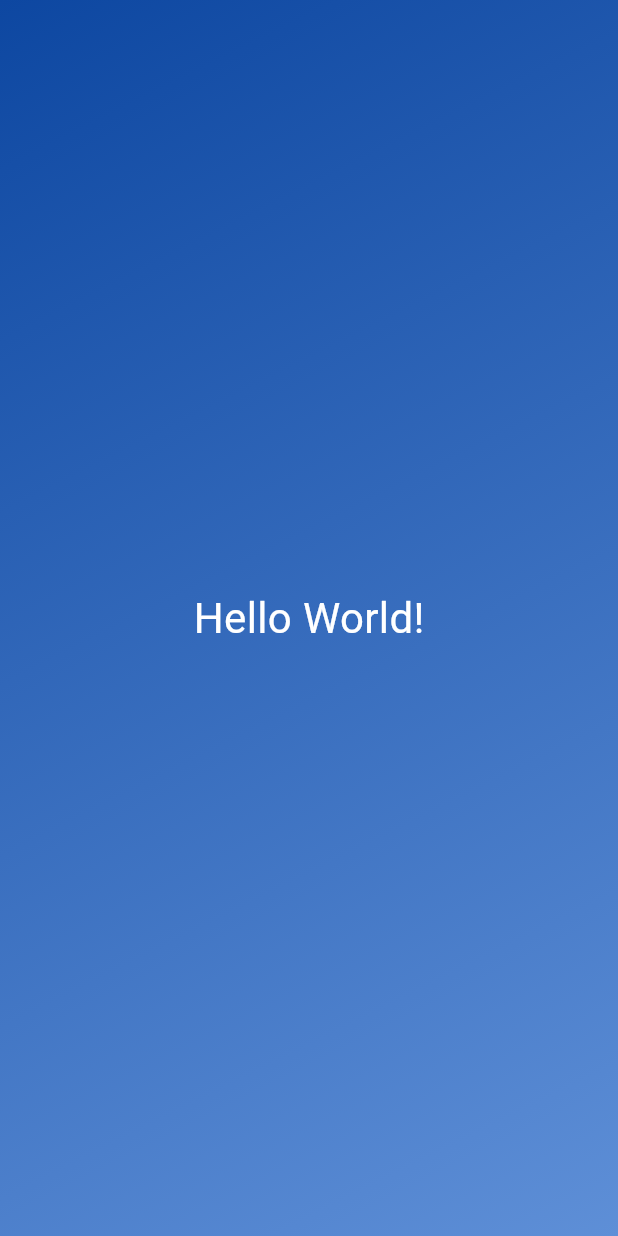
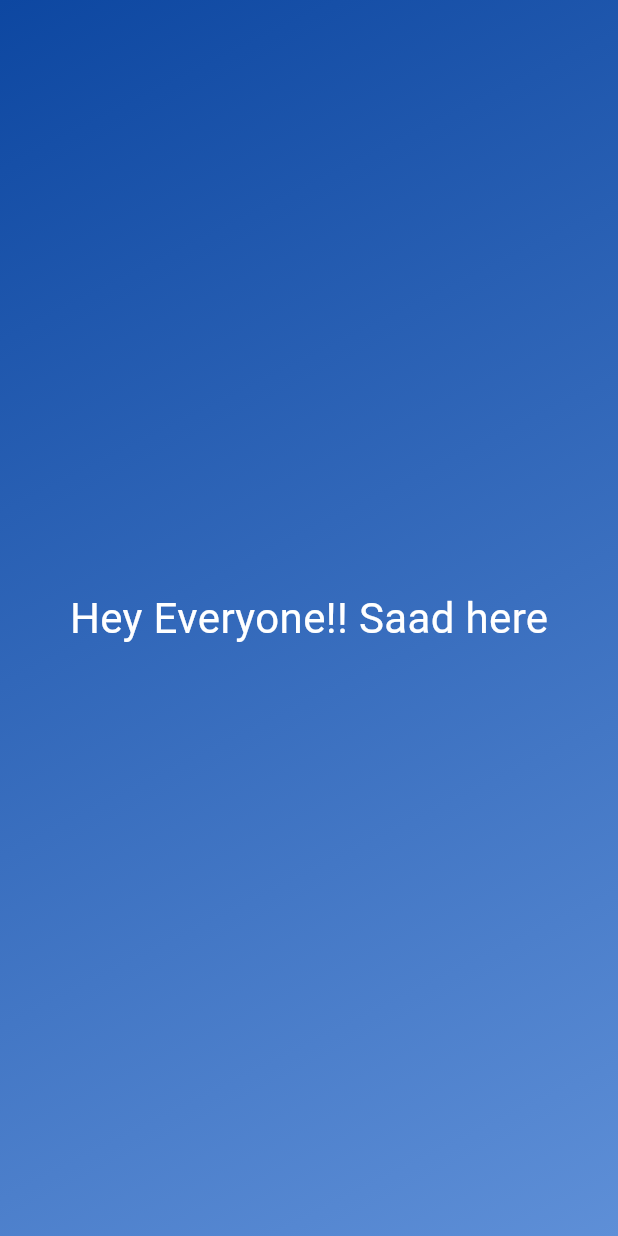
Before and after one commit to MdSaad07/Dice-Roller-using-Flutter, a Flutter app: the screen it shows after launch, on a phone screen of 412 x 824 dp. Run offline on Flutter 3.47's test engine with Material 3 defaults, Android fonts, the phone set to English and light mode, and no system bars.

Commit message:
Created and used constructors

```diff
--- a/lib/gradient_container.dart
+++ b/lib/gradient_container.dart
@@ -2,23 +2,26 @@ import 'package:first_app/styled_text.dart';
 import 'package:flutter/material.dart';
 import "package:first_app/styled_text.dart";
 
-var startAlignment = Alignment.topLeft;
-var endAlignment = Alignment.bottomRight;
+const startAlignment = Alignment.topLeft;
+const endAlignment = Alignment.bottomRight;
 
 class GradientContainer extends StatelessWidget {
-  const GradientContainer(
+   GradientContainer(this.myColor, this.myColor2,
       {super.key}); //here the values obtained from the statelesswidget is forwarded to super class
+
+  Color myColor, myColor2;
+
+
   @override
   Widget build(context) {
     return Container(
       decoration: BoxDecoration(
-        gradient: LinearGradient(colors: const [
-          Color(0xFF0D47A1),
-          Color.fromARGB(255, 94, 143, 215),
+        gradient: LinearGradient(colors: [
+          myColor, myColor2,
         ], begin: startAlignment, end: endAlignment),
       ),
       child: const Center(
-        child: StyledText(),
+        child: StyledText("Hey Everyone!! Saad here"),
       ),
     );
   }
--- a/lib/main.dart
+++ b/lib/main.dart
@@ -4,9 +4,9 @@ import "package:first_app/gradient_container.dart";
 
 void main() {
   runApp(
-    const MaterialApp(
+     MaterialApp(
       home: Scaffold(
-        body: GradientContainer(),
+        body: GradientContainer(Color(0xFF0D47A1),Color.fromARGB(255, 94, 143, 215)),
       ),
     ),
   );
--- a/lib/notes.txt
+++ b/lib/notes.txt
@@ -3,8 +3,15 @@ Creation of classes:
 -No spaces to be left between two or more words.
 -The words can be separated using only underscores.
 
-
-
 Creation of variables:
 -Variable names must be in lowercase.
 -Variable names must not be the same as class names.
+
+Use final
+-when you need variables that cannot be reassigned but can be computed at runtime
+
+Use Const
+-when you know the values at compile time to enhance performance and ensure immutability
+
+Use Var
+-when you need a mutable variable that needs to be updated
--- a/lib/styled_text.dart
+++ b/lib/styled_text.dart
@@ -1,12 +1,18 @@
 import "package:flutter/material.dart";
 
 class StyledText extends StatelessWidget {
-  const StyledText({super.key});
+  const StyledText(
+      this.text, //here we are using const because in 8th line it is final string text which means the value will be unchanged
+      {super.key}); //if instead of this.text only text is used, the constructor and the function are not linke
+  //which will lead to an error displaying that there is text in not yet defined
+
+  final String text; //indicates identifier text is immutable string type
+
   @override
   Widget build(context) {
-    return const Text(
-      "Hello World!",
-      style: TextStyle(
+    return Text(
+      text,
+      style: const TextStyle(
         color: Colors.white,
         fontSize: 28,
       ),
```
